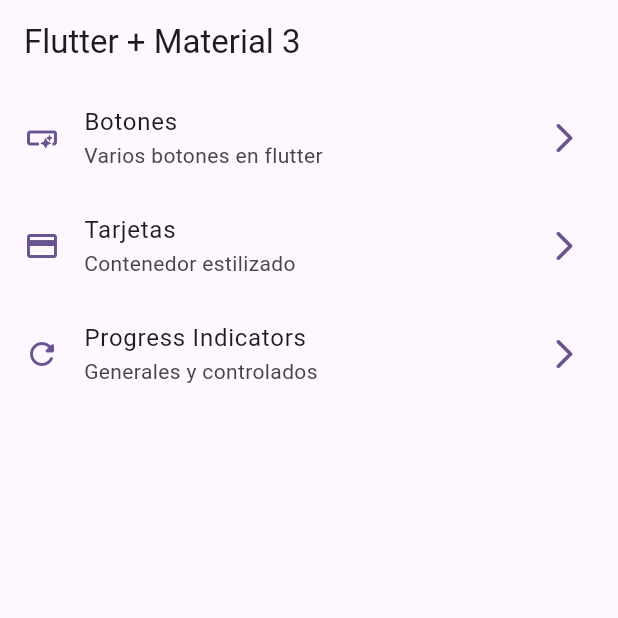
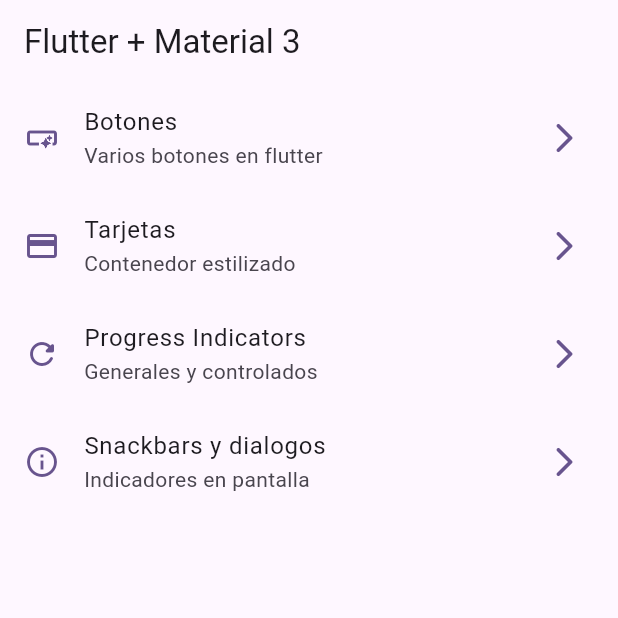
Before and after one commit to raidolContreras/widgets_app, a Flutter app: the screen it shows after launch, on a phone screen of 412 x 824 dp, the top half of it. Run offline on Flutter 3.47's test engine with Material 2 defaults, Android fonts, the phone set to English and light mode, and no system bars; our stand-ins replace go_router.

Commit message:
Snackbars

```diff
--- a/lib/config/menu/menu_items.dart
+++ b/lib/config/menu/menu_items.dart
@@ -33,4 +33,10 @@ const appMenuItems = <MenuItem>[
     link: '/progress',
     icon: Icons.refresh_rounded
   ),
+  MenuItem(
+    title: 'Snackbars y dialogos',
+    subTitle: 'Indicadores en pantalla',
+    link: '/snackbars',
+    icon: Icons.info_outline
+  ),
 ];
--- a/lib/config/router/app_router.dart
+++ b/lib/config/router/app_router.dart
@@ -28,5 +28,11 @@ final appRouter = GoRouter(
       name: ProgressScreen.name,
       builder: (context, state) => const ProgressScreen(),
     ),
+
+    GoRoute(
+      path: '/snackbars',
+      name: SnackbarScreen.name,
+      builder: (context, state) => const SnackbarScreen(),
+    ),
   ],
 );
--- a/lib/presentation/screens/screens.dart
+++ b/lib/presentation/screens/screens.dart
@@ -2,7 +2,7 @@ export 'package:widgets_app/presentation/screens/animated/animated_screen.dart';
 export 'package:widgets_app/presentation/screens/app_tutorial/app_tutorial_screen.dart';
 export 'package:widgets_app/presentation/screens/infinite_scroll/infinite_scroll_screen.dart';
 export 'package:widgets_app/presentation/screens/progress/progress_screen.dart';
-export 'package:widgets_app/presentation/screens/snacbar/snackbar_screen.dart';
+export 'package:widgets_app/presentation/screens/snackbar/snackbar_screen.dart';
 export 'package:widgets_app/presentation/screens/ui_controls/ui_controls_screen.dart';
 export 'package:widgets_app/presentation/screens/buttons/buttons_screen.dart';
 export 'package:widgets_app/presentation/screens/cards/cards_screen.dart';
```
Also changed, not shown: lib/presentation/screens/snacbar/snackbar_screen.dart (deleted, +0 -13 lines), lib/presentation/screens/snackbar/snackbar_screen.dart (added, +36 -0 lines).
